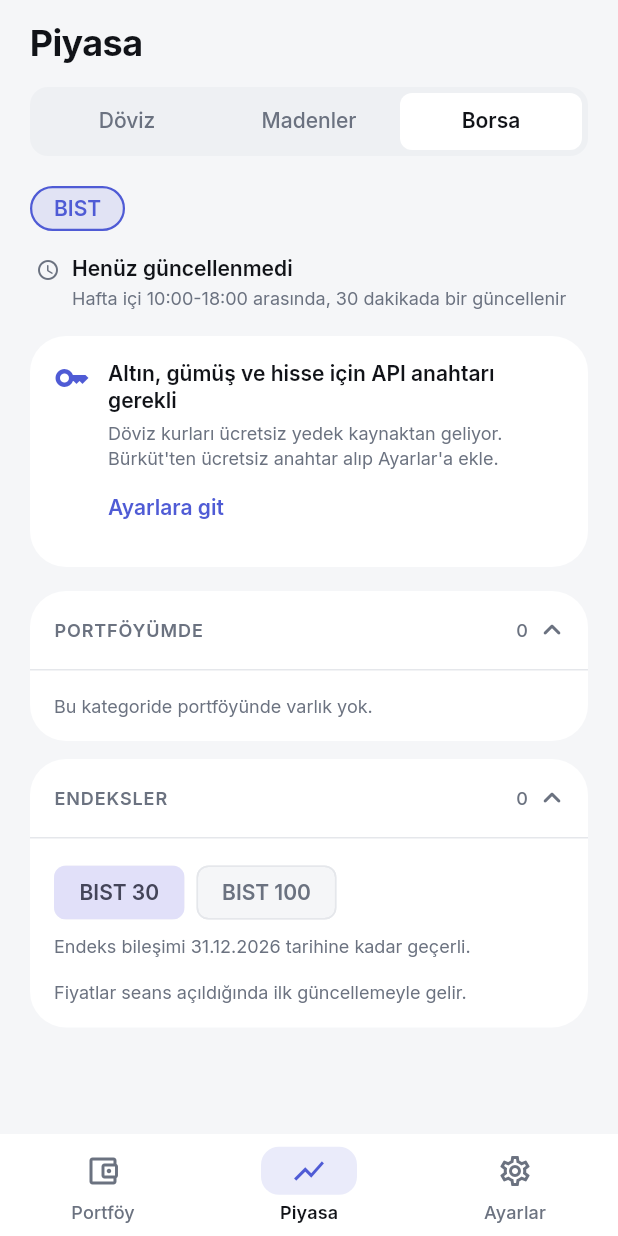
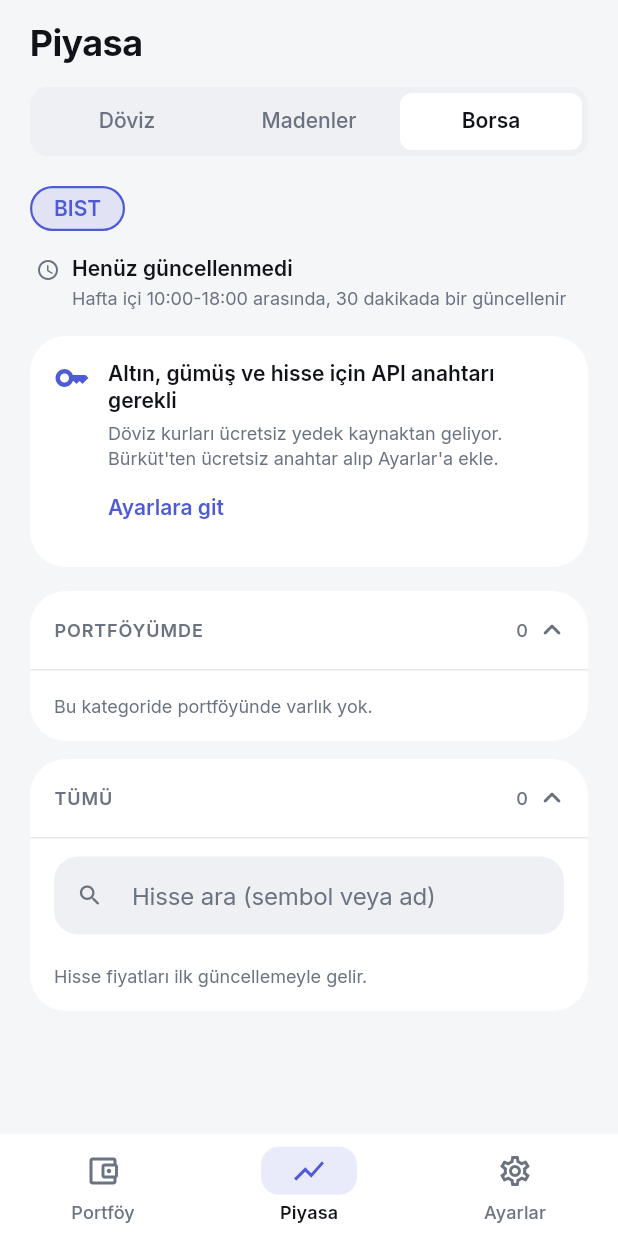
Before and after one commit to oomerkaya/Capira, a Flutter app: the MarketScreen screen opened by its route, tab 3 chosen, on a phone screen of 412 x 824 dp. Run offline on Flutter 3.47's test engine with Material 3 defaults, Android fonts, the phone set to English and light mode, and no system bars; our stand-ins replace decimal, dio, drift, drift_flutter, flutter_riverpod, flutter_secure_storage and 1 more; accounts and stored records are empty; generated files the repository leaves out were written again.

Commit message:
List all BIST stocks and simplify refresh

```diff
--- a/lib/core/l10n/arb/app_tr.arb
+++ b/lib/core/l10n/arb/app_tr.arb
@@ -238,27 +238,7 @@
   },
   "marketSectionMine": "Portföyümde",
   "marketSectionAll": "Tümü",
-  "marketSectionIndices": "Endeksler",
-  "marketBist30": "BIST 30",
-  "marketBist100": "BIST 100",
   "marketNoHoldingsInCategory": "Bu kategoride portföyünde varlık yok.",
-  "marketIndexNoPrices": "Fiyatlar seans açıldığında ilk güncellemeyle gelir.",
-  "marketIndexValidUntil": "Endeks bileşimi {date} tarihine kadar geçerli.",
-  "@marketIndexValidUntil": {
-    "placeholders": {
-      "date": {
-        "type": "String"
-      }
-    }
-  },
-  "marketIndexOutdated": "Endeks listesi {date} tarihli, güncel olmayabilir.",
-  "@marketIndexOutdated": {
-    "placeholders": {
-      "date": {
-        "type": "String"
-      }
-    }
-  },
   "marketCount": "{count}",
   "@marketCount": {
     "placeholders": {
@@ -266,5 +246,17 @@
         "type": "String"
       }
     }
-  }
+  },
+  "marketSearchStocks": "Hisse ara (sembol veya ad)",
+  "marketShowMore": "{count} hisse daha göster",
+  "@marketShowMore": {
+    "placeholders": {
+      "count": {
+        "type": "String"
+      }
+    }
+  },
+  "marketStocksNotLoaded": "Hisse fiyatları ilk güncellemeyle gelir.",
+  "unitOunce": "ons",
+  "instrumentGoldOunce": "Ons Altın"
 }
--- a/lib/features/market/data/datasources/price_cache_local_data_source.dart
+++ b/lib/features/market/data/datasources/price_cache_local_data_source.dart
@@ -1,3 +1,4 @@
+import 'package:drift/drift.dart';
 import 'package:vestra/core/database/app_database.dart';
 
 class PriceCacheLocalDataSource {
@@ -7,6 +8,10 @@ class PriceCacheLocalDataSource {
 
   Stream<List<PriceCacheRow>> watchAll() => _db.select(_db.priceCache).watch();
 
+  Future<PriceCacheRow?> find(String type, String code) => (_db.select(
+    _db.priceCache,
+  )..where((p) => p.type.equals(type) & p.code.equals(code))).getSingleOrNull();
+
   /// Inserts or replaces rows by `(type, code)` in one transaction.
   Future<void> upsertAll(List<PriceCacheCompanion> rows) => _db.batch(
     (batch) => batch.insertAllOnConflictUpdate(_db.priceCache, rows),
--- a/lib/features/market/data/dto/burkut_dtos.dart
+++ b/lib/features/market/data/dto/burkut_dtos.dart
@@ -85,6 +85,9 @@ class BurkutPriceDto {
     final u = unit?.toUpperCase();
     return u == null || u.startsWith('TL') || u.startsWith('TRY');
   }
+
+  /// Priced in US dollars (e.g. `USD/Ons`).
+  bool get isUsd => unit?.toUpperCase().startsWith('USD') ?? false;
 }
 
 /// Parsed list plus the monthly quota the server reports in
--- a/lib/features/market/domain/entities/bist_indices.dart
+++ /dev/null
@@ -1,32 +0,0 @@
-/// BIST 30 / BIST 100 constituents for one index period, loaded from
-/// `assets/data/bist_indices.json` (Bürküt has no index data). Borsa
-/// İstanbul reviews the indices quarterly, so the file needs updating.
-class BistIndices {
-  const BistIndices({
-    required this.validUntil,
-    required this.bist30,
-    required this.bist100,
-  });
-
-  factory BistIndices.fromJson(Map<String, dynamic> json) => BistIndices(
-    validUntil: DateTime.parse(json['validUntil'] as String),
-    bist30: {for (final s in json['XU030'] as List<dynamic>) s as String},
-    bist100: {for (final s in json['XU100'] as List<dynamic>) s as String},
-  );
-
-  static final empty = BistIndices(
-    validUntil: DateTime(2000),
-    bist30: const {},
-    bist100: const {},
-  );
-
-  /// Last day of the period the lists were published for.
-  final DateTime validUntil;
-  final Set<String> bist30;
-  final Set<String> bist100;
-
-  /// True after [validUntil]: the composition may have changed.
-  bool isOutdated(DateTime now) => now.isAfter(
-    DateTime(validUntil.year, validUntil.month, validUntil.day + 1),
-  );
-}
--- a/lib/features/market/domain/entities/quote.dart
+++ b/lib/features/market/domain/entities/quote.dart
@@ -17,6 +17,7 @@ class Quote {
     this.name,
     this.changePercent,
     this.asOf,
+    this.currency = 'TRY',
   });
 
   final Instrument instrument;
@@ -34,6 +35,21 @@ class Quote {
 
   /// Provider's own timestamp for the price, if given.
   final DateTime? asOf;
+
+  /// Currency of [priceTry] as delivered by a provider. Only `TRY` is ever
+  /// cached: the repository converts other currencies (ounce gold in USD)
+  /// before storing, so everything outside the data layer is TRY.
+  final String currency;
+
+  Quote inTry(Decimal rate) => Quote(
+    instrument: instrument,
+    priceTry: (priceTry * rate).round(scale: 4),
+    source: source,
+    fetchedAt: fetchedAt,
+    name: name,
+    changePercent: changePercent,
+    asOf: asOf,
+  );
 }
 
 /// Refresh groups. Each has its own schedule and "last updated" time.
--- a/lib/features/market/domain/services/refresh_policy.dart
+++ b/lib/features/market/domain/services/refresh_policy.dart
@@ -13,10 +13,11 @@ import 'package:vestra/features/market/domain/entities/quote.dart';
 /// - FX and metals: any day, any time (while the app is open).
 /// - Stocks: only during the BIST session, weekdays 10:00-18:00
 ///   Europe/Istanbul, until 12:30 on half days, never on holidays.
-/// - Exception: a held stock with **no cached price at all** (typically just
-///   added) is fetched right away, even outside the session, so it never
-///   shows "no price". Only those symbols are requested; the other stocks
-///   still wait for the session ([isMissingStocksDue]).
+/// - Stocks are fetched as the whole BIST market in one request, so a
+///   newly added stock already has a price from the last snapshot.
+/// - First fetch: a category that has never been fetched (empty cache) is
+///   fetched right away, even outside the session, so stocks have prices
+///   from the start.
 /// - After a failed attempt, automatic retries wait [interval] too; a
 ///   manual refresh may retry right away (unless rate limited).
 abstract final class RefreshPolicy {
@@ -48,11 +49,11 @@ abstract final class RefreshPolicy {
     return minute >= _openMinute && minute < close;
   }
 
-  /// Whether [category] is due for its regular update.
+  /// Whether [category] should be fetched now.
   ///
-  /// [lastSuccess]: newest cached price of that category.
-  /// [lastAttempt]: last request attempt in this app session (success or
-  /// failure).
+  /// [lastSuccess]: newest cached price of that category (`null` = never
+  /// fetched). [lastAttempt]: last request attempt in this app session
+  /// (success or failure).
   static bool isDue({
     required QuoteCategory category,
     required DateTime now,
@@ -63,25 +64,13 @@ abstract final class RefreshPolicy {
     DateTime? backoffUntil,
   }) {
     if (_backingOff(now, backoffUntil)) return false;
+    if (_coolingDown(now, lastAttempt, manual: manual)) return false;
+    if (lastSuccess == null) return true; // first fetch, any time
     if (category == QuoteCategory.stocks && !isSessionOpen(now, calendar)) {
       return false;
     }
-    if (_coolingDown(now, lastAttempt, manual: manual)) return false;
-    return lastSuccess == null || _since(lastSuccess, now) >= interval;
+    return _since(lastSuccess, now) >= interval;
   }
-
-  /// Whether held stocks that have **no cached price** should be fetched
-  /// now. Ignores the session and the 30 minute rule; only a failed attempt
-  /// for them in the last [interval] (automatic refresh) or a rate-limit
-  /// backoff holds it back.
-  static bool isMissingStocksDue({
-    required DateTime now,
-    required DateTime? lastAttempt,
-    bool manual = false,
-    DateTime? backoffUntil,
-  }) =>
-      !_backingOff(now, backoffUntil) &&
-      !_coolingDown(now, lastAttempt, manual: manual);
 
   static bool _backingOff(DateTime now, DateTime? until) =>
       until != null && now.isBefore(until);
--- a/lib/features/market/market_providers.dart
+++ b/lib/features/market/market_providers.dart
@@ -15,15 +15,12 @@ import 'package:vestra/features/market/data/providers/burkut_price_provider.dart
 import 'package:vestra/features/market/data/providers/frankfurter_fx_provider.dart';
 import 'package:vestra/features/market/data/repositories/market_repository_impl.dart';
 import 'package:vestra/features/market/data/repositories/stock_directory_repository_impl.dart';
-import 'package:vestra/features/market/domain/entities/bist_indices.dart';
 import 'package:vestra/features/market/domain/entities/market_calendar.dart';
 import 'package:vestra/features/market/domain/entities/quota_usage.dart';
 import 'package:vestra/features/market/domain/entities/quote.dart';
 import 'package:vestra/features/market/domain/entities/stock_listing.dart';
 import 'package:vestra/features/market/domain/repositories/market_repository.dart';
 import 'package:vestra/features/market/domain/repositories/stock_directory_repository.dart';
-import 'package:vestra/features/market/domain/usecases/watch_held_stock_symbols.dart';
-import 'package:vestra/features/portfolio/portfolio_providers.dart';
 import 'package:vestra/features/settings/domain/usecases/save_burkut_key.dart';
 import 'package:vestra/features/settings/settings_providers.dart';
 
@@ -57,11 +54,6 @@ final marketRepositoryProvider = Provider<MarketRepository>((ref) {
     quota: ref.watch(quotaLocalDataSourceProvider),
   );
 });
-
-/// Stock codes held in the portfolio (quantity > 0), live.
-final heldStockSymbolsProvider = StreamProvider<Set<String>>(
-  (ref) => WatchHeldStockSymbols(ref.watch(portfolioRepositoryProvider))(),
-);
 
 /// Cached quotes, live.
 final quotesProvider = StreamProvider<List<Quote>>(
@@ -124,29 +116,3 @@ final stockListingsProvider = FutureProvider<List<StockListing>>((ref) async {
     Err(:final failure) => throw failure,
   };
 });
-
-/// BIST 30 / BIST 100 constituents from `assets/data/bist_indices.json`.
-final bistIndicesProvider = FutureProvider<BistIndices>((ref) async {
-  try {
-    final raw = await rootBundle.loadString('assets/data/bist_indices.json');
-    return BistIndices.fromJson(jsonDecode(raw) as Map<String, dynamic>);
-  } on Object catch (error) {
-    AppLogger.warning('bist indices unavailable: $error');
-    return BistIndices.empty;
-  }
-});
-
-enum BistIndex { bist30, bist100 }
-
-/// Which index the Borsa tab lists (kept while the app runs).
-final selectedBistIndexProvider =
-    NotifierProvider<SelectedBistIndex, BistIndex>(SelectedBistIndex.new);
-
-class SelectedBistIndex extends Notifier<BistIndex> {
-  @override
-  BistIndex build() => BistIndex.bist30;
-
-  // A setter would hide intent at call sites.
-  // ignore: use_setters_to_change_properties
-  void select(BistIndex index) => state = index;
-}
--- a/lib/features/market/presentation/widgets/market_category_tab.dart
+++ b/lib/features/market/presentation/widgets/market_category_tab.dart
@@ -10,7 +10,6 @@ import 'package:vestra/core/widgets/app_card.dart';
 import 'package:vestra/core/widgets/collapsible_section.dart';
 import 'package:vestra/core/widgets/empty_state.dart';
 import 'package:vestra/core/widgets/messages.dart';
-import 'package:vestra/features/market/domain/entities/bist_indices.dart';
 import 'package:vestra/features/market/domain/entities/market_calendar.dart';
 import 'package:vestra/features/market/domain/entities/quote.dart';
 import 'package:vestra/features/market/domain/services/refresh_policy.dart';
@@ -92,7 +91,7 @@ class MarketCategoryTab extends ConsumerWidget {
             ),
             const SizedBox(height: AppSpacing.md),
             if (isStocks)
-              _IndexSection(quotes: quotes, initiallyExpanded: mine.isEmpty)
+              _AllStocksSection(quotes: quotes, initiallyExpanded: mine.isEmpty)
             else
               CollapsibleSection(
                 title: l10n.marketSectionAll,
@@ -389,37 +388,46 @@ class _Hint extends StatelessWidget {
   );
 }
 
-/// BIST 30 / BIST 100 list with a selector. Constituents come from the
-/// bundled `bist_indices.json`; prices from the cached market snapshot.
-class _IndexSection extends ConsumerWidget {
-  const _IndexSection({required this.quotes, required this.initiallyExpanded});
+/// Every BIST stock from the last market snapshot, with search. Rendered
+/// in pages of 50 so 600+ rows don't build at once.
+class _AllStocksSection extends StatefulWidget {
+  const _AllStocksSection({
+    required this.quotes,
+    required this.initiallyExpanded,
+  });
 
   final List<Quote> quotes;
   final bool initiallyExpanded;
 
   @override
-  Widget build(BuildContext context, WidgetRef ref) {
+  State<_AllStocksSection> createState() => _AllStocksSectionState();
+}
+
+class _AllStocksSectionState extends State<_AllStocksSection> {
+  static const int _pageSize = 50;
+
+  String _query = '';
+  int _visible = _pageSize;
+
+  @override
+  Widget build(BuildContext context) {
     final l10n = context.l10n;
-    final theme = Theme.of(context);
-    final indices = ref.watch(bistIndicesProvider).value ?? BistIndices.empty;
-    final selected = ref.watch(selectedBistIndexProvider);
-    final members = selected == BistIndex.bist30
-        ? indices.bist30
-        : indices.bist100;
-    final listed = [
-      for (final q in quotes)
-        if (members.contains(q.instrument.code)) q,
-    ];
-    final until = indices.validUntil;
-    final date =
-        '${until.day.toString().padLeft(2, '0')}.'
-        '${until.month.toString().padLeft(2, '0')}.${until.year}';
+    final matches = _query.isEmpty
+        ? widget.quotes
+        : [
+            for (final q in widget.quotes)
+              if (q.instrument.code.startsWith(_query) ||
+                  turkishUpperCase(q.name ?? '').contains(_query))
+                q,
+          ];
+    final shown = matches.take(_visible).toList();
+    final remaining = matches.length - shown.length;
 
     return CollapsibleSection(
-      title: l10n.marketSectionIndices,
-      trailing: listed.length.toString(),
-      initiallyExpanded: initiallyExpanded,
-      storageKey: 'market-stocks-indices',
+      title: l10n.marketSectionAll,
+      trailing: widget.quotes.length.toString(),
+      initiallyExpanded: widget.initiallyExpanded,
+      storageKey: 'market-stocks-all',
       child: Column(
         crossAxisAlignment: CrossAxisAlignment.stretch,
         children: [
@@ -430,39 +438,37 @@ class _IndexSection extends ConsumerWidget {
               AppSpacing.lg,
               AppSpacing.xs,
             ),
-            child: Wrap(
-              spacing: AppSpacing.sm,
-              children: [
-                for (final (index, label) in [
-                  (BistIndex.bist30, l10n.marketBist30),
-                  (BistIndex.bist100, l10n.marketBist100),
-                ])
-                  ChoiceChip(
-                    label: Text(label),
-                    selected: selected == index,
-                    showCheckmark: false,
-                    onSelected: (_) => ref
-                        .read(selectedBistIndexProvider.notifier)
-                        .select(index),
-                  ),
-              ],
+            child: TextField(
+              textCapitalization: TextCapitalization.characters,
+              decoration: InputDecoration(
+                hintText: l10n.marketSearchStocks,
+                prefixIcon: const Icon(Icons.search_rounded),
+                isDense: true,
+              ),
+              onChanged: (v) => setState(() {
+                _query = turkishUpperCase(v.trim());
+                _visible = _pageSize;
+              }),
             ),
           ),
-          Padding(
-            padding: const EdgeInsets.symmetric(horizontal: AppSpacing.lg),
-            child: Text(
-              indices.isOutdated(DateTime.now())
-                  ? l10n.marketIndexOutdated(date)
-                  : l10n.marketIndexValidUntil(date),
-              style: theme.textTheme.bodySmall,
+          if (widget.quotes.isEmpty)
+            _Hint(l10n.marketStocksNotLoaded)
+          else if (matches.isEmpty)
+            _Hint(l10n.pickerNoResults)
+          else
+            _QuoteList(quotes: shown),
+          if (remaining > 0)
+            Padding(
+              padding: const EdgeInsets.all(AppSpacing.sm),
+              child: TextButton(
+                onPressed: () => setState(() => _visible += _pageSize),
+                child: Text(
+                  l10n.marketShowMore(
+                    (remaining < _pageSize ? remaining : _pageSize).toString(),
+                  ),
+                ),
+              ),
             ),
-          ),
-          if (listed.isEmpty)
-            _Hint(l10n.marketIndexNoPrices)
-          else ...[
-            const SizedBox(height: AppSpacing.xs),
-            _QuoteList(quotes: listed),
-          ],
         ],
       ),
     );
--- a/lib/features/portfolio/domain/instrument_catalog.dart
+++ b/lib/features/portfolio/domain/instrument_catalog.dart
@@ -18,6 +18,7 @@ abstract final class InstrumentCatalog {
     (type: AssetType.gold, code: 'TAM'),
     (type: AssetType.gold, code: 'CUMHURIYET'),
     (type: AssetType.gold, code: 'ATA'),
+    (type: AssetType.gold, code: 'ONS'),
     (type: AssetType.silver, code: 'SILVER_GRAM'),
   ];
 
--- a/lib/features/portfolio/presentation/portfolio_labels.dart
+++ b/lib/features/portfolio/presentation/portfolio_labels.dart
@@ -45,6 +45,7 @@ String assetSubtitle(AppLocalizations l10n, Asset asset) =>
 String quantityUnit(AppLocalizations l10n, Instrument instrument) =>
     switch (instrument) {
       (type: AssetType.currency, :final code) => code,
+      (type: AssetType.gold, code: 'ONS') => l10n.unitOunce,
       (type: AssetType.gold, code: 'GRAM') ||
       (type: AssetType.silver, code: _) => l10n.unitGram,
       (type: AssetType.gold || AssetType.stock, code: _) => l10n.unitPiece,
--- a/pubspec.yaml
+++ b/pubspec.yaml
@@ -49,4 +49,3 @@ flutter:
   assets:
     - assets/fonts/inter/OFL.txt
     - assets/data/market_holidays.json
-    - assets/data/bist_indices.json
```
Also changed, not shown: assets/data/bist_indices.json (deleted, +0 -140 lines), lib/features/market/data/mappers/burkut_symbols.dart (+5 -2 lines), lib/features/market/data/providers/burkut_price_provider.dart (+11 -4 lines), lib/features/market/data/repositories/market_repository_impl.dart (+20 -2 lines), lib/features/market/domain/usecases/watch_held_stock_symbols.dart (deleted, +0 -29 lines), lib/features/market/presentation/instrument_labels.dart (+9 -3 lines), lib/features/market/presentation/price_refresh_controller.dart (+4 -63 lines), lib/features/portfolio/presentation/portfolio_screen.dart (+9 -4 lines), lib/features/portfolio/presentation/widgets/allocation_card.dart (+5 -5 lines), lib/core/l10n/generated/app_localizations.dart, lib/core/l10n/generated/app_localizations_tr.dart.
